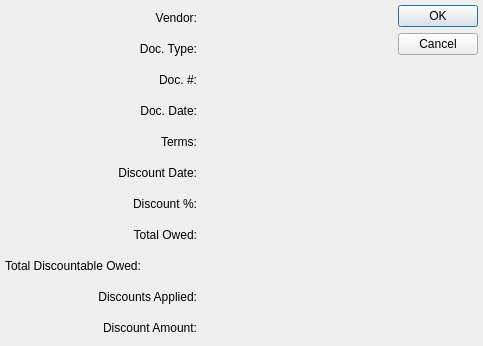
knowhow/xtuple, file guiclient/applyDiscount.ui: the form before one commit.
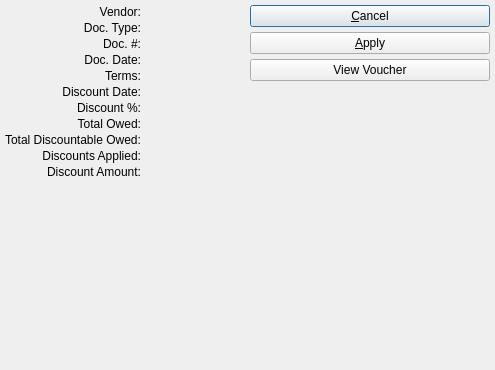
The form after the commit. Custom widgets are drawn as their Qt base class.

What changed in the file:
```diff
--- a/guiclient/applyDiscount.ui
+++ b/guiclient/applyDiscount.ui
@@ -13,14 +13,19 @@
    <rect>
     <x>0</x>
     <y>0</y>
-    <width>483</width>
-    <height>346</height>
+    <width>495</width>
+    <height>370</height>
    </rect>
   </property>
   <property name="windowTitle">
    <string>Apply A/P Discount</string>
   </property>
-  <layout class="QGridLayout" name="gridLayout">
+  <layout class="QHBoxLayout">
+   <item>
+    <layout class="QGridLayout">
+     <property name="spacing">
+      <number>2</number>
+     </property>
    <item row="0" column="0">
     <widget class="QLabel" name="_vendLit">
      <property name="text">
@@ -41,17 +46,7 @@
      </property>
     </widget>
    </item>
-   <item row="0" column="2" rowspan="11">
-    <widget class="QDialogButtonBox" name="_buttonBox">
-     <property name="orientation">
-      <enum>Qt::Vertical</enum>
-     </property>
-     <property name="standardButtons">
-      <set>QDialogButtonBox::Cancel|QDialogButtonBox::Ok</set>
-     </property>
-    </widget>
-   </item>
-   <item row="1" column="0">
+     <item row="2" column="0">
     <widget class="QLabel" name="_doctypeLit">
      <property name="text">
       <string>Doc. Type:</string>
@@ -64,14 +59,14 @@
      </property>
     </widget>
    </item>
-   <item row="1" column="1">
+     <item row="2" column="1">
     <widget class="QLabel" name="_doctype">
      <property name="text">
       <string/>
      </property>
     </widget>
    </item>
-   <item row="2" column="0">
+     <item row="3" column="0">
     <widget class="QLabel" name="_docnumLit">
      <property name="text">
       <string>Doc. #:</string>
@@ -81,14 +76,14 @@
      </property>
     </widget>
    </item>
-   <item row="2" column="1">
+     <item row="3" column="1">
     <widget class="QLabel" name="_docnum">
      <property name="text">
       <string/>
      </property>
     </widget>
    </item>
-   <item row="3" column="0">
+     <item row="4" column="0">
     <widget class="QLabel" name="_docdateLit">
      <property name="text">
       <string>Doc. Date:</string>
@@ -101,14 +96,14 @@
      </property>
     </widget>
    </item>
-   <item row="3" column="1">
+     <item row="4" column="1" colspan="2">
     <widget class="DLineEdit" name="_docdate">
      <property name="enabled">
       <bool>false</bool>
      </property>
     </widget>
    </item>
-   <item row="4" column="0">
+     <item row="6" column="0">
     <widget class="QLabel" name="_termsLit">
      <property name="text">
       <string>Terms:</string>
@@ -118,14 +113,14 @@
      </property>
     </widget>
    </item>
-   <item row="4" column="1">
+     <item row="6" column="1" colspan="2">
     <widget class="QLabel" name="_terms">
      <property name="text">
       <string/>
      </property>
     </widget>
    </item>
-   <item row="5" column="0">
+     <item row="7" column="0">
     <widget class="QLabel" name="_discdateLit">
      <property name="text">
       <string>Discount Date:</string>
@@ -138,14 +133,7 @@
      </property>
     </widget>
    </item>
-   <item row="5" column="1">
-    <widget class="DLineEdit" name="_discdate">
-     <property name="enabled">
-      <bool>false</bool>
-     </property>
-    </widget>
-   </item>
-   <item row="6" column="0">
+     <item row="8" column="0">
     <widget class="QLabel" name="_discprcntLit">
      <property name="text">
       <string>Discount %:</string>
@@ -155,14 +143,21 @@
      </property>
     </widget>
    </item>
-   <item row="6" column="1">
+     <item row="8" column="1">
     <widget class="XLabel" name="_discprcnt">
      <property name="text">
       <string/>
      </property>
     </widget>
    </item>
-   <item row="7" column="0">
+     <item row="7" column="1" colspan="2">
+      <widget class="DLineEdit" name="_discdate">
+       <property name="enabled">
+        <bool>false</bool>
+       </property>
+      </widget>
+     </item>
+     <item row="10" column="0">
     <widget class="QLabel" name="_owedLit">
      <property name="text">
       <string>Total Owed:</string>
@@ -172,20 +167,10 @@
      </property>
     </widget>
    </item>
-   <item row="7" column="1">
+     <item row="10" column="1">
     <widget class="CurrDisplay" name="_owed"/>
    </item>
-   <item row="8" column="0">
-    <widget class="QLabel" name="_discountableOwedLit">
-     <property name="text">
-      <string>Total Discountable Owed:</string>
-     </property>
-    </widget>
-   </item>
-   <item row="8" column="1">
-    <widget class="CurrDisplay" name="_discountableOwed"/>
-   </item>
-   <item row="9" column="0">
+     <item row="12" column="0">
     <widget class="QLabel" name="_applieddiscountsLit">
      <property name="text">
       <string>Discounts Applied:</string>
@@ -195,29 +180,102 @@
      </property>
     </widget>
    </item>
-   <item row="9" column="1">
+     <item row="12" column="1">
     <widget class="CurrDisplay" name="_applieddiscounts"/>
    </item>
-   <item row="10" column="0">
+     <item row="13" column="0">
     <widget class="QLabel" name="_targetAmountLit">
      <property name="text">
       <string>Discount Amount:</string>
      </property>
      <property name="alignment">
-      <set>Qt::AlignRight|Qt::AlignTrailing|Qt::AlignVCenter</set>
+        <set>Qt::AlignRight|Qt::AlignTop|Qt::AlignTrailing</set>
      </property>
      <property name="buddy">
       <cstring>_amount</cstring>
      </property>
     </widget>
    </item>
-   <item row="10" column="1">
+     <item row="13" column="1">
     <widget class="CurrCluster" name="_amount">
      <property name="currencyEditable" stdset="0">
       <bool>false</bool>
      </property>
     </widget>
    </item>
+     <item row="14" column="0">
+      <spacer>
+       <property name="orientation">
+        <enum>Qt::Vertical</enum>
+       </property>
+       <property name="sizeHint" stdset="0">
+        <size>
+         <width>20</width>
+         <height>0</height>
+        </size>
+       </property>
+      </spacer>
+     </item>
+     <item row="11" column="1">
+      <widget class="CurrDisplay" name="_discountableOwed"/>
+     </item>
+     <item row="11" column="0">
+      <widget class="QLabel" name="_discountableOwedLit">
+       <property name="text">
+        <string>Total Discountable Owed:</string>
+       </property>
+      </widget>
+     </item>
+    </layout>
+   </item>
+   <item>
+    <layout class="QVBoxLayout">
+     <property name="spacing">
+      <number>0</number>
+     </property>
+     <item>
+      <layout class="QVBoxLayout">
+       <item>
+        <widget class="QPushButton" name="_cancel">
+         <property name="text">
+          <string>&amp;Cancel</string>
+         </property>
+        </widget>
+       </item>
+       <item>
+        <widget class="QPushButton" name="_apply">
+         <property name="text">
+          <string>&amp;Apply</string>
+         </property>
+        </widget>
+       </item>
+       <item>
+        <widget class="QPushButton" name="_view">
+         <property name="text">
+          <string>View Voucher</string>
+         </property>
+        </widget>
+       </item>
+      </layout>
+     </item>
+     <item>
+      <spacer>
+       <property name="orientation">
+        <enum>Qt::Vertical</enum>
+       </property>
+       <property name="sizeType">
+        <enum>QSizePolicy::Expanding</enum>
+       </property>
+       <property name="sizeHint" stdset="0">
+        <size>
+         <width>20</width>
+         <height>0</height>
+        </size>
+       </property>
+      </spacer>
+     </item>
+    </layout>
+   </item>
   </layout>
  </widget>
  <layoutdefault spacing="5" margin="5"/>
```
Left out of the diff: 20 changed lines with no effect on the pictures. Lines whose indentation alone changed are shown as unchanged.
